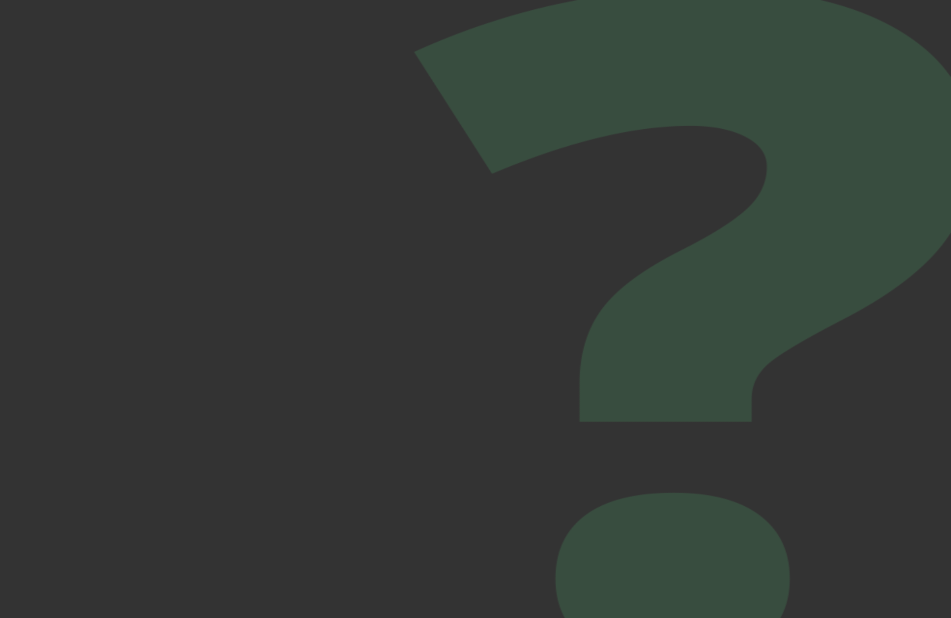
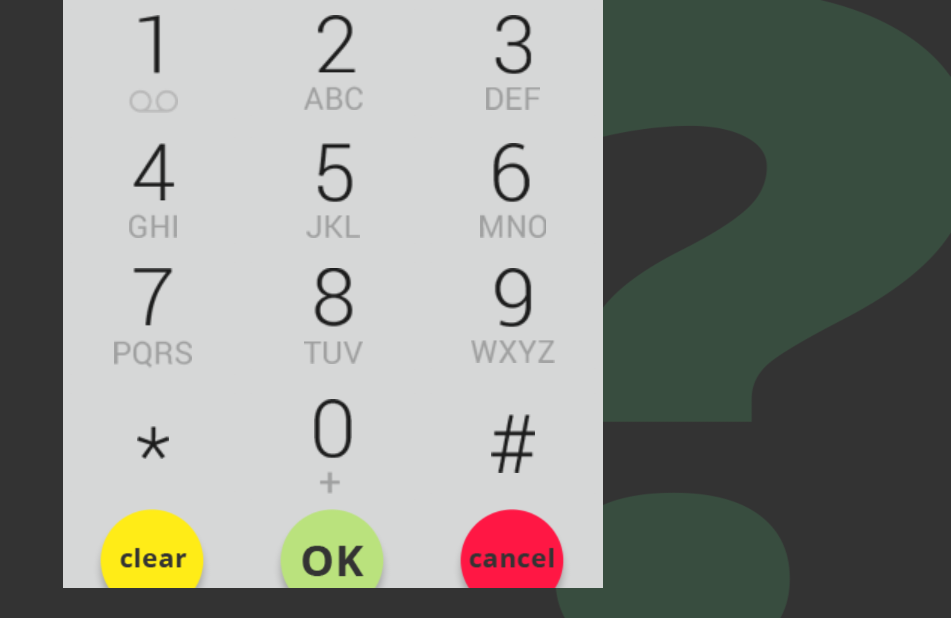
Before and after one commit to kaiyisg/keen, an Android app: the PhoneEntryActivity screen opened directly, with no data from a screen before it, on a phone screen of 824 x 412 dp (held sideways). Shown: the whole screen, without its empty margins (285-1236 px from the left). Run offline under Robolectric (Android 15) with nearby library versions, the phone set to English and light mode, and no system bars; 2 statements that could not run were skipped.

Commit message:
Phone number layout

```diff
--- a/app/src/main/res/layout/activity_phone_entry.xml
+++ b/app/src/main/res/layout/activity_phone_entry.xml
@@ -5,19 +5,159 @@
     android:layout_width="match_parent"
     android:layout_height="match_parent"
     tools:context="com.noc.keen.ui.PhoneEntryActivity">
+    <!--
 
     <EditText
         android:id="@+id/editTextId"
         android:layout_width="match_parent"
         android:layout_height="wrap_content"
         android:inputType="phone"
-        android:digits="0123456789+"/>
+        android:digits="0123456789+"/>-->
 
     <RelativeLayout
         android:layout_width="match_parent"
         android:layout_height="match_parent"
-        android:background="@drawable/background">
+        android:background="@drawable/background"
+        android:layout_alignParentTop="true"
+        android:layout_alignParentStart="true">
 
     </RelativeLayout>
 
+    <RelativeLayout
+        android:layout_width="360dp"
+        android:layout_height="match_parent"
+        android:layout_centerHorizontal="true"
+        android:background="@drawable/phonebg"
+        android:layout_margin="20dp">
+
+    </RelativeLayout>
+
+    <GridLayout
+        android:layout_height="wrap_content"
+        android:layout_width="360dp"
+        android:background="#D6D7D7"
+        android:layout_marginLeft="20dp"
+        android:layout_marginRight="20dp"
+        android:layout_alignParentBottom="true"
+        android:layout_centerHorizontal="true"
+        android:layout_marginBottom="20dp">
+
+        <ImageButton
+            android:layout_width="120dp"
+            android:layout_height="wrap_content"
+            android:id="@+id/button2"
+            android:layout_row="0"
+            android:layout_column="1"
+            android:src="@drawable/two" />
+        <ImageButton
+            android:layout_width="120dp"
+            android:layout_height="wrap_content"
+            android:id="@+id/button3"
+            android:layout_row="0"
+            android:layout_column="2"
+            android:src="@drawable/three" />
+
+        <ImageButton
+            android:layout_width="120dp"
+            android:layout_height="wrap_content"
+            android:id="@+id/button1"
+            android:layout_row="0"
+            android:layout_column="0"
+            android:src="@drawable/one" />
+
+        <ImageButton
+            android:layout_width="120dp"
+            android:layout_height="wrap_content"
+            android:id="@+id/button4"
+            android:layout_row="1"
+            android:layout_column="0"
+            android:src="@drawable/four" />
+        <ImageButton
+            android:layout_width="120dp"
+            android:layout_height="wrap_content"
+            android:id="@+id/button5"
+            android:layout_row="1"
+            android:layout_column="1"
+            android:src="@drawable/five" />
+
+        <ImageButton
+            android:layout_width="120dp"
+            android:layout_height="wrap_content"
+            android:id="@+id/button6"
+            android:layout_row="1"
+            android:layout_column="2"
+            android:src="@drawable/six" />
+
+        <ImageButton
+            android:layout_width="120dp"
+            android:layout_height="wrap_content"
+            android:id="@+id/button7"
+            android:layout_row="2"
+            android:layout_column="0"
+            android:src="@drawable/seven" />
+        <ImageButton
+            android:layout_width="120dp"
+            android:layout_height="wrap_content"
+            android:id="@+id/button8"
+            android:layout_row="2"
+            android:layout_column="1"
+            android:src="@drawable/eight" />
+
+        <ImageButton
+            android:layout_width="120dp"
+            android:layout_height="wrap_content"
+            android:id="@+id/button9"
+            android:layout_row="2"
+            android:layout_column="2"
+            android:src="@drawable/nine" />
+
+        <ImageButton
+            android:layout_width="120dp"
+            android:layout_height="78dp"
+            android:id="@+id/buttonstar"
+            android:layout_row="3"
+            android:layout_column="0"
+            android:src="@drawable/star" />
+        <ImageButton
+            android:layout_width="120dp"
+            android:layout_height="wrap_content"
+            android:id="@+id/buttonzero"
+            android:layout_row="3"
+            android:layout_column="1"
+            android:src="@drawable/zero" />
+
+        <ImageButton
+            android:layout_width="120dp"
+            android:layout_height="79dp"
+            android:id="@+id/buttonhex"
+            android:layout_row="3"
+            android:layout_column="2"
+            android:src="@drawable/hash" />
+
+        <ImageButton
+            android:layout_width="80dp"
+            android:layout_height="80dp"
+            android:id="@+id/clear"
+            android:layout_row="4"
+            android:layout_column="0"
+            android:background="@drawable/clear"
+            android:layout_marginLeft="20dp" />
+        <ImageButton
+            android:layout_width="80dp"
+            android:layout_height="80dp"
+            android:id="@+id/ok"
+            android:layout_row="4"
+            android:layout_column="1"
+            android:background="@drawable/OK"
+            android:layout_marginLeft="20dp" />
+        <ImageButton
+            android:layout_width="80dp"
+            android:layout_height="80dp"
+            android:id="@+id/cancel"
+            android:layout_row="4"
+            android:layout_column="2"
+            android:background="@drawable/cancel"
+            android:layout_marginLeft="20dp" />
+    </GridLayout>
+
 </RelativeLayout>
```
Also changed, not shown: app/src/main/res/drawable/OK.png (added), app/src/main/res/drawable/cancel.png (added), app/src/main/res/drawable/clear.png (added), app/src/main/res/drawable/eight.png (added), app/src/main/res/drawable/five.png (added), app/src/main/res/drawable/four.png (added), app/src/main/res/drawable/hash.png (added), app/src/main/res/drawable/nine.png (added), app/src/main/res/drawable/one.png (added), app/src/main/res/drawable/phonebg.png (added), app/src/main/res/drawable/seven.png (added), app/src/main/res/drawable/six.png (added), app/src/main/res/drawable/star.png (added), app/src/main/res/drawable/three.png (added), 2 more files.
